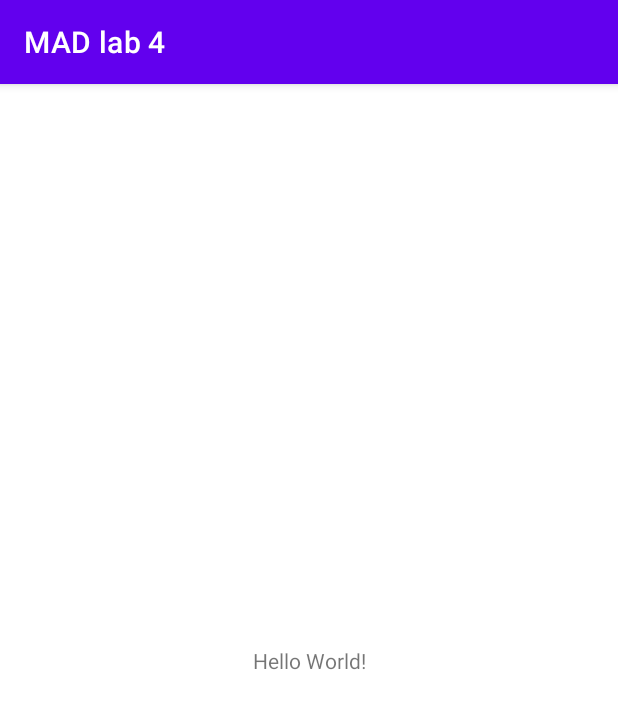
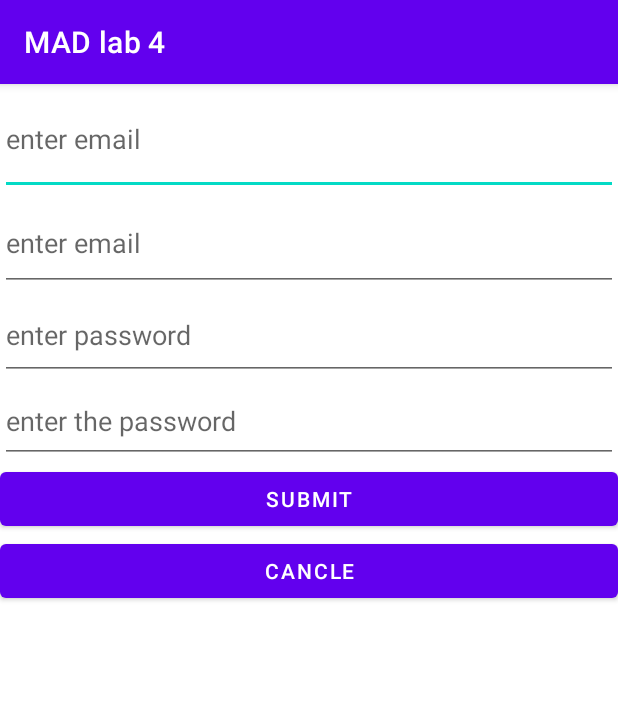
Before and after one commit to IT21233876HasankaGS/MAD-Lab-04-IT21233876, an Android app: the screen it shows after launch (MainActivity), on a phone screen of 412 x 824 dp. Shown: the top 709 px of the screen. Run offline under Robolectric (Android 15) with nearby library versions, the phone set to English and light mode, and no system bars.

Commit message:
initial commit

```diff
--- a/app/src/main/res/layout/activity_main.xml
+++ b/app/src/main/res/layout/activity_main.xml
@@ -1,18 +1,55 @@
 <?xml version="1.0" encoding="utf-8"?>
-<androidx.constraintlayout.widget.ConstraintLayout xmlns:android="http://schemas.android.com/apk/res/android"
+<LinearLayout xmlns:android="http://schemas.android.com/apk/res/android"
     xmlns:app="http://schemas.android.com/apk/res-auto"
     xmlns:tools="http://schemas.android.com/tools"
+    android:id="@+id/edittext1"
     android:layout_width="match_parent"
     android:layout_height="match_parent"
+    android:orientation="vertical"
     tools:context=".MainActivity">
 
-    <TextView
-        android:layout_width="wrap_content"
+    <EditText
+        android:id="@+id/editTextTextEmailAddress4"
+        android:layout_width="match_parent"
+        android:layout_height="74dp"
+        android:ems="10"
+        android:hint="@string/email3"
+        android:inputType="textEmailAddress" />
+
+    <EditText
+        android:id="@+id/editemail3"
+        android:layout_width="match_parent"
+        android:layout_height="64dp"
+        android:ems="10"
+        android:hint="@string/email4"
+        android:inputType="textEmailAddress" />
+
+    <EditText
+        android:id="@+id/editTextNumberPassword"
+        android:layout_width="match_parent"
+        android:layout_height="59dp"
+        android:ems="10"
+        android:hint="@string/password"
+        android:inputType="numberPassword" />
+
+    <EditText
+        android:id="@+id/editTextNumberPassword3"
+        android:layout_width="match_parent"
+        android:layout_height="55dp"
+        android:ems="10"
+        android:hint="@string/password7"
+        android:inputType="numberPassword" />
+
+    <Button
+        android:id="@+id/button2"
+        android:layout_width="match_parent"
         android:layout_height="wrap_content"
-        android:text="Hello World!"
-        app:layout_constraintBottom_toBottomOf="parent"
-        app:layout_constraintEnd_toEndOf="parent"
-        app:layout_constraintStart_toStartOf="parent"
-        app:layout_constraintTop_toTopOf="parent" />
+        android:text="submit" />
 
-</androidx.constraintlayout.widget.ConstraintLayout>
+    <Button
+        android:id="@+id/button3"
+        android:layout_width="match_parent"
+        android:layout_height="wrap_content"
+        android:text="cancle" />
+
+</LinearLayout>
--- a/app/src/main/res/values/strings.xml
+++ b/app/src/main/res/values/strings.xml
@@ -1,3 +1,9 @@
 <resources>
     <string name="app_name">MAD lab 4</string>
+    <string name="email3">enter email</string>
+    <string name="email4">enter email</string>
+    <string name="password">enter password</string>
+    <string name="password5">enter password</string>
+    <string name="password7">enter the password</string>
+
 </resources>
```
